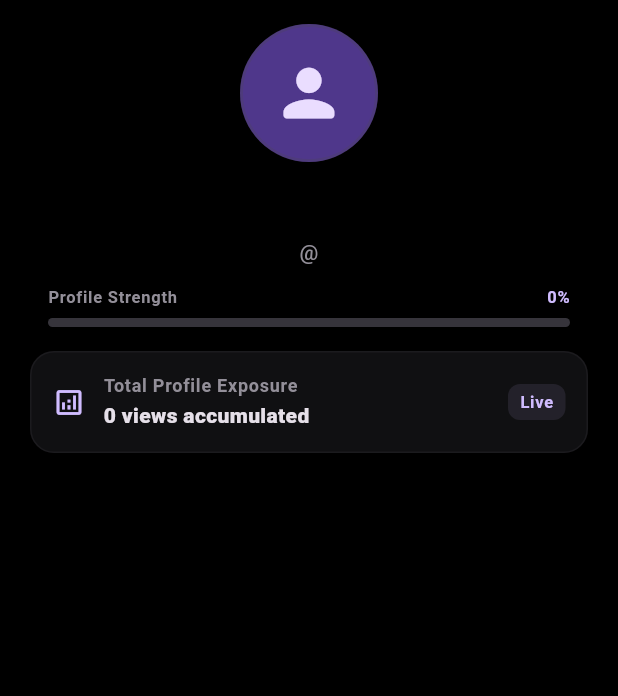
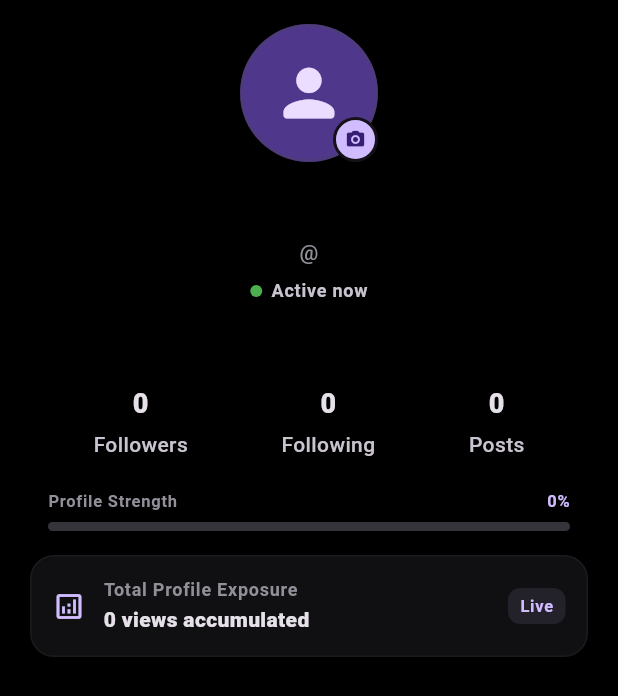
Before and after one commit to ejikelucky590-rgb/empty-wallet-app2, a Flutter app: the ProfileHeader widget shown alone on an empty page, opened directly with empty values, on a phone screen of 412 x 824 dp. Shown: the top 696 px of the screen. Run offline on Flutter 3.47's test engine with Material 3 defaults, Android fonts, the phone set to English and light mode, and no system bars; our stand-ins replace cached_network_image, csc_picker, flutter_secure_storage, go_router, google_fonts, image_picker and 4 more; missing offline and left inert: audio_session; accounts and stored records are empty; network calls fail.

Commit message:
feat: stabilize profile stream architecture and interactive upload hooks

```diff
--- a/lib/controllers/profile_controller.dart
+++ b/lib/controllers/profile_controller.dart
@@ -18,10 +18,9 @@ class PersistentQueue {
       final prefs = await SharedPreferences.getInstance();
       final raw = prefs.getString(_key);
       if (raw == null) return [];
-      final decoded = jsonDecode(raw);
-      return List<Map<String, dynamic>>.from(decoded);
+      return List<Map<String, dynamic>>.from(jsonDecode(raw));
     } catch (e) {
-      debugPrint('🚨 PersistentQueue Load Error: $e');
+      debugPrint('🚨 Cache read failure: $e');
       return [];
     }
   }
@@ -31,7 +30,7 @@ class PersistentQueue {
       final prefs = await SharedPreferences.getInstance();
       await prefs.setString(_key, jsonEncode(data));
     } catch (e) {
-      debugPrint('🚨 PersistentQueue Save Error: $e');
+      debugPrint('🚨 Cache write failure: $e');
     }
   }
 }
@@ -48,79 +47,126 @@ class Backoff {
   void reset() => attempt = 0;
 }
 
-class ProfileController extends ChangeNotifier {
-  static final ProfileController instance = ProfileController._internal();
-  ProfileController._internal();
+class ProfileState {
+  final ProfileModel? profile;
+  final bool loading;
+  final int pending;
+  final double completion;
+  final NetworkState network;
+
+  ProfileState({
+    required this.profile,
+    required this.loading,
+    required this.pending,
+    required this.completion,
+    required this.network,
+  });
+
+  ProfileState copyWith({
+    ProfileModel? profile,
+    bool? loading,
+    int? pending,
+    double? completion,
+    NetworkState? network,
+  }) {
+    return ProfileState(
+      profile: profile ?? this.profile,
+      loading: loading ?? this.loading,
+      pending: pending ?? this.pending,
+      completion: completion ?? this.completion,
+      network: network ?? this.network,
+    );
+  }
+}
+
+class ProfileController {
+  ProfileController._();
+  static final instance = ProfileController._();
 
   final _client = Supabase.instance.client;
   final PersistentQueue _storage = PersistentQueue();
   final Backoff _backoff = Backoff();
 
-  ProfileModel? _profile;
-  ProfileModel? get profile => _profile;
+  final _stream = StreamController<ProfileState>.broadcast();
+  Stream<ProfileState> get stream => _stream.stream;
 
-  NetworkState _network = NetworkState.online;
-  NetworkState get network => _network;
-
-  bool _loading = false;
-  bool get loading => _loading;
+  ProfileState _state = ProfileState(
+    profile: null,
+    loading: false,
+    pending: 0,
+    completion: 0,
+    network: NetworkState.online,
+  );
 
   List<Map<String, dynamic>> _queue = [];
-  int get pending => _queue.length;
+  Timer? _timer;
+  bool _isSyncing = false;
 
-  bool _isSyncing = false; // Single Instance Thread-Storm Guard
-  Timer? _syncTimer;
+  ProfileState get state => _state;
 
-  /// Calculated Profile Strength Scoring Metric
-  double get completionScore {
-    if (_profile == null) return 0.0;
+  void _emit() {
+    _stream.add(_state.copyWith(pending: _queue.length));
+  }
+
+  double _calc(ProfileModel? p) {
+    if (p == null) return 0;
     int score = 0;
 
-    if (_profile!.stageName.trim().isNotEmpty && _profile!.stageName != 'New Creator') score++;
-    if (_profile!.bio.trim().isNotEmpty && _profile!.bio != 'Afrobeat artist • Creative storyteller') score++;
-    if (_profile!.avatarUrl != null && _profile!.avatarUrl!.trim().isNotEmpty) score++;
-    if (_profile!.username.trim().isNotEmpty) score++;
+    if (p.stageName.trim().isNotEmpty && p.stageName != 'New Creator') score++;
+    if (p.bio.trim().isNotEmpty && p.bio != 'Afrobeat artist • Producer • Creative storyteller') score++;
+    if (p.avatarUrl?.isNotEmpty == true) score++;
+    if (p.username.trim().isNotEmpty) score++;
 
     return score / 4;
   }
 
   Future<void> init() async {
     _queue = await _storage.load();
-    _startSyncEngine();
     await syncProfile();
+    _startSync();
   }
 
   Future<void> syncProfile() async {
     final user = _client.auth.currentUser;
     if (user == null) return;
 
-    _loading = true;
-    notifyListeners();
+    _state = _state.copyWith(loading: true);
+    _emit();
 
     try {
       final data = await _client.from('profiles').select().eq('id', user.id).maybeSingle();
       if (data != null) {
-        _profile = ProfileModel.fromMap(data, user.email?.split('@')[0] ?? "user");
+        _state = _state.copyWith(
+          profile: ProfileModel.fromMap(data, user.email?.split('@')[0] ?? "user"),
+        );
+        _state = _state.copyWith(completion: _calc(_state.profile));
       }
     } catch (e) {
-      debugPrint('⚠️ Fetch error or profile offline: $e');
+      debugPrint('⚠️ Network loading background delay: $e');
     } finally {
-      _loading = false;
-      notifyListeners();
+      _state = _state.copyWith(loading: false);
+      _emit();
     }
   }
 
-  void _optimisticUpdate(Map<String, dynamic> patch) {
-    if (_profile == null) return;
-    _profile = _profile!.copyWith(
-      stageName: patch["stage_name"] ?? _profile!.stageName,
-      bio: patch["bio"] ?? _profile!.bio,
-      avatarUrl: patch["avatar_url"] ?? _profile!.avatarUrl,
+  void _optimistic(Map<String, dynamic> patch) {
+    final p = _state.profile;
+    if (p == null) return;
+
+    final updated = p.copyWith(
+      stageName: patch["stage_name"] ?? p.stageName,
+      bio: patch["bio"] ?? p.bio,
+      avatarUrl: patch["avatar_url"] ?? p.avatarUrl,
     );
-    notifyListeners();
+
+    _state = _state.copyWith(
+      profile: updated,
+      completion: _calc(updated),
+    );
+    _emit();
   }
 
-  Future<void> saveProfile({
+  Future<void> save({
     required String stageName,
     required String bio,
     String? avatarUrl,
@@ -129,40 +175,53 @@ class ProfileController extends ChangeNotifier {
     if (user == null) return;
 
     final payload = {
-      "id": user.id,
       "stage_name": stageName,
       "bio": bio,
-      "avatar_url": avatarUrl,
+      "avatar_url": avatarUrl ?? _state.profile?.avatarUrl,
       "timestamp": DateTime.now().millisecondsSinceEpoch,
     };
 
-    // 1. Fire Optimistic UI change instantly
-    _optimisticUpdate(payload);
-
-    // 2. Commit payload to local disk database queue safely
+    _optimistic(payload);
     _queue.add(payload);
     await _storage.save(_queue);
+    _sync();
+  }
 
-    // 3. Request immediate execution sweep pass safely
-    _syncNow();
+  Future<bool> handleAvatarUpload(File file) async {
+    _state = _state.copyWith(loading: true);
+    _emit();
+
+    final publicUrl = await uploadImage(file);
+    if (publicUrl != null) {
+      if (_state.profile != null) {
+        await save(
+          stageName: _state.profile!.stageName,
+          bio: _state.profile!.bio,
+          avatarUrl: publicUrl,
+        );
+      }
+      return true;
+    }
+
+    _state = _state.copyWith(loading: false);
+    _emit();
+    return false;
   }
 
   Future<String?> uploadImage(File file) async {
     try {
       final user = _client.auth.currentUser;
       if (user == null) return null;
-
       final path = "avatars/${user.id}/${DateTime.now().millisecondsSinceEpoch}.jpg";
       await _client.storage.from('avatars').upload(path, file);
-      return _client.storage.from('avatars').getPublicUrl(path);
+      return _client.clientUrl + '/storage/v1/object/public/avatars/' + path;
     } catch (e) {
-      debugPrint('🚨 Storage Upload Error: $e');
+      debugPrint('🚨 Upload error: $e');
       return null;
     }
   }
 
-  /// Thread Safe Core Execution Sync Engine Pass
-  Future<void> _syncNow() async {
+  Future<void> _sync() async {
     if (_isSyncing || _queue.isEmpty) return;
     final user = _client.auth.currentUser;
     if (user == null) return;
@@ -178,47 +237,37 @@ class ProfileController extends ChangeNotifier {
         "updated_at": DateTime.now().toIso8601String(),
       }).eq('id', user.id);
 
-      // On successful database response, trim the persistent array layout
       _queue.removeAt(0);
       await _storage.save(_queue);
       _backoff.reset();
 
       _isSyncing = false;
-      notifyListeners();
+      _emit();
 
-      // Chain process remaining backlog targets sequentially down the pipeline
       if (_queue.isNotEmpty) {
-        _syncNow();
+        await _sync();
       }
     } catch (e) {
       _isSyncing = false;
-      debugPrint('⚠️ Sync delayed, retry backoff sequence triggered: $e');
-
-      final delay = _backoff.nextDelay();
-      _syncTimer?.cancel();
-      _syncTimer = Timer(delay, _syncNow);
+      _timer?.cancel();
+      _timer = Timer(_backoff.nextDelay(), _sync);
     }
   }
 
-  void _startSyncEngine() {
-    Timer.periodic(const Duration(seconds: 15), (_) async {
-      if (_queue.isNotEmpty && !_isSyncing) {
-        await _syncNow();
-      }
+  void _startSync() {
+    _timer = Timer.periodic(const Duration(seconds: 15), (_) {
+      if (_queue.isNotEmpty && !_isSyncing) _sync();
     });
   }
 
   void setNetwork(NetworkState state) {
-    _network = state;
-    if (_network == NetworkState.online) {
-      _syncNow();
-    }
-    notifyListeners();
+    _state = _state.copyWith(network: state);
+    if (state == NetworkState.online) _sync();
+    _emit();
   }
 
-  @override
   void dispose() {
-    _syncTimer?.cancel();
-    super.dispose();
+    _timer?.cancel();
+    _stream.close();
   }
 }
--- a/lib/widgets/profile/profile_edit_sheet.dart
+++ b/lib/widgets/profile/profile_edit_sheet.dart
@@ -18,7 +18,7 @@ class _ProfileEditSheetState extends State<ProfileEditSheet> {
   @override
   void initState() {
     super.initState();
-    final current = _controller.profile;
+    final current = _controller.state.profile;
     _stageNameController = TextEditingController(text: current?.stageName ?? '');
     _bioController = TextEditingController(text: current?.bio ?? '');
   }
@@ -35,7 +35,7 @@ class _ProfileEditSheetState extends State<ProfileEditSheet> {
 
     Navigator.pop(context);
 
-    await _controller.saveProfile(
+    await _controller.save(
       stageName: _stageNameController.text.trim(),
       bio: _bioController.text.trim(),
     );
--- a/lib/widgets/profile/profile_header.dart
+++ b/lib/widgets/profile/profile_header.dart
@@ -1,4 +1,6 @@
+import 'dart:io';
 import 'package:flutter/material.dart';
+import 'package:image_picker/image_picker.dart';
 import '../../models/profile_model.dart';
 import '../../controllers/profile_controller.dart';
 import 'cached_profile_avatar.dart';
@@ -11,58 +13,145 @@ class ProfileHeader extends StatelessWidget {
     required this.profile,
   });
 
+  String _format(int v) {
+    if (v >= 1000000) return '${(v / 1000000).toStringAsFixed(1)}M';
+    if (v >= 1000) return '${(v / 1000).toStringAsFixed(1)}K';
+    return v.toString();
+  }
+
+  Future<void> _pickAndUploadAvatar(BuildContext context) async {
+    final picker = ImagePicker();
+    try {
+      final XFile? pickedFile = await picker.pickImage(
+        source: ImageSource.gallery,
+        imageQuality: 75,
+        maxWidth: 500,
+      );
+
+      if (pickedFile == null) return;
+
+      final success = await ProfileController.instance.handleAvatarUpload(File(pickedFile.path));
+
+      if (context.mounted) {
+        ScaffoldMessenger.of(context).showSnackBar(
+          SnackBar(
+            content: Text(success ? 'Avatar uploaded successfully!' : 'Saved locally. Syncing in background...'),
+            backgroundColor: success ? Colors.green : Colors.amber[800],
+          ),
+        );
+      }
+    } catch (e) {
+      if (context.mounted) {
+        ScaffoldMessenger.of(context).showSnackBar(
+          SnackBar(content: Text('Error accessing library: $e'), backgroundColor: Colors.redAccent),
+        );
+      }
+    }
+  }
+
   @override
   Widget build(BuildContext context) {
     final theme = Theme.of(context);
     final colors = theme.colorScheme;
-    final controller = ProfileController.instance;
 
-    return AnimatedBuilder(
-      animation: controller,
-      builder: (context, _) {
-        // Read live from the controller to make optimistic updates work instantly
-        final liveProfile = controller.profile ?? profile;
-        final completionScore = controller.completionScore;
+    return StreamBuilder<ProfileState>(
+      stream: ProfileController.instance.stream,
+      builder: (context, snapshot) {
+        final state = snapshot.data ?? ProfileController.instance.state;
+        final p = state.profile ?? profile;
 
         return Column(
           children: [
             const SizedBox(height: 16),
 
-            /// AVATAR (cached + performant)
-            CachedProfileAvatar(
-              avatarUrl: liveProfile.avatarUrl,
-              radius: 46,
+            /// IMAGE SELECTOR INTERACTION PIPELINE
+            GestureDetector(
+              onTap: () => _pickAndUploadAvatar(context),
+              child: Stack(
+                children: [
+                  Opacity(
+                    opacity: state.loading ? 0.6 : 1.0,
+                    child: CachedProfileAvatar(
+                      avatarUrl: p.avatarUrl,
+                      radius: 46,
+                    ),
+                  ),
+                  if (state.loading)
+                    const Positioned.fill(
+                      child: Center(child: CircularProgressIndicator(strokeWidth: 3)),
+                    ),
+                  Positioned(
+                    bottom: 0,
+                    right: 0,
+                    child: Container(
+                      padding: const EdgeInsets.all(6),
+                      decoration: BoxDecoration(
+                        color: colors.primary,
+                        shape: BoxShape.circle,
+                        border: Border.all(color: colors.surface, width: 2),
+                      ),
+                      child: Icon(Icons.camera_alt_rounded, size: 14, color: colors.onPrimary),
+                    ),
+                  ),
+                ],
+              ),
             ),
 
             const SizedBox(height: 14),
 
-            /// NAME
             Text(
-              liveProfile.stageName,
+              p.stageName,
               maxLines: 1,
               overflow: TextOverflow.ellipsis,
-              style: theme.textTheme.headlineSmall?.copyWith(
-                fontWeight: FontWeight.w800,
-                letterSpacing: -0.4,
-              ),
+              style: theme.textTheme.headlineSmall?.copyWith(fontWeight: FontWeight.w800, letterSpacing: -0.4),
             ),
 
             const SizedBox(height: 4),
 
-            /// USERNAME
             Text(
-              '@${liveProfile.username}',
+              '@${p.username}',
               maxLines: 1,
               overflow: TextOverflow.ellipsis,
-              style: TextStyle(
-                color: colors.outline,
-                fontWeight: FontWeight.w500,
-              ),
+              style: TextStyle(color: colors.outline, fontWeight: FontWeight.w500),
+            ),
+
+            const SizedBox(height: 8),
+
+            Row(
+              mainAxisAlignment: MainAxisAlignment.center,
+              children: [
+                Container(width: 8, height: 8, decoration: const BoxDecoration(color: Colors.green, shape: BoxShape.circle)),
+                const SizedBox(width: 6),
+                Text('Active now', style: theme.textTheme.labelMedium?.copyWith(color: colors.onSurfaceVariant, fontWeight: FontWeight.w600)),
+              ],
             ),
 
             const SizedBox(height: 12),
 
-            /// PROFILE STRENGTH (REACTIVE)
+            ConstrainedBox(
+              constraints: const BoxConstraints(maxWidth: 320),
+              child: Text(
+                p.bio,
+                maxLines: 4,
+                overflow: TextOverflow.ellipsis,
+                textAlign: TextAlign.center,
+                style: TextStyle(color: colors.onSurfaceVariant, height: 1.5, fontWeight: FontWeight.w500),
+              ),
+            ),
+
+            const SizedBox(height: 20),
+
+            Row(
+              mainAxisAlignment: MainAxisAlignment.spaceEvenly,
+              children: [
+                _StatItem(value: _format(p.followersCount), label: 'Followers'),
+                _StatItem(value: _format(p.followingCount), label: 'Following'),
+                _StatItem(value: _format(p.postsCount), label: 'Posts'),
+              ],
+            ),
+
+            const SizedBox(height: 20),
+
             Padding(
               padding: const EdgeInsets.symmetric(horizontal: 32),
               child: Column(
@@ -70,34 +159,18 @@ class ProfileHeader extends StatelessWidget {
                   Row(
                     mainAxisAlignment: MainAxisAlignment.spaceBetween,
                     children: [
-                      Text(
-                        'Profile Strength',
-                        style: theme.textTheme.labelSmall?.copyWith(
-                          color: colors.outline,
-                          fontWeight: FontWeight.bold,
-                        ),
-                      ),
-                      Text(
-                        '${(completionScore * 100).toInt()}%',
-                        style: theme.textTheme.labelSmall?.copyWith(
-                          color: colors.primary,
-                          fontWeight: FontWeight.bold,
-                        ),
-                      ),
+                      Text('Profile Strength', style: theme.textTheme.labelSmall?.copyWith(color: colors.outline, fontWeight: FontWeight.bold)),
+                      Text('${(state.completion * 100).toInt()}%', style: theme.textTheme.labelSmall?.copyWith(color: colors.primary, fontWeight: FontWeight.bold)),
                     ],
                   ),
                   const SizedBox(height: 6),
                   ClipRRect(
                     borderRadius: BorderRadius.circular(999),
                     child: LinearProgressIndicator(
-                      value: completionScore,
+                      value: state.completion,
                       minHeight: 6,
                       backgroundColor: colors.surfaceContainerHighest,
-                      valueColor: AlwaysStoppedAnimation<Color>(
-                        completionScore >= 1.0
-                            ? Colors.green
-                            : colors.primary,
-                      ),
+                      valueColor: AlwaysStoppedAnimation<Color>(state.completion >= 1.0 ? Colors.green : colors.primary),
                     ),
                   ),
                 ],
@@ -106,7 +179,6 @@ class ProfileHeader extends StatelessWidget {
 
             const SizedBox(height: 16),
 
-            /// ANALYTICS PANEL
             Padding(
               padding: const EdgeInsets.symmetric(horizontal: 20),
               child: Container(
@@ -115,52 +187,26 @@ class ProfileHeader extends StatelessWidget {
                 decoration: BoxDecoration(
                   color: colors.surfaceContainerHighest.withValues(alpha: 0.3),
                   borderRadius: BorderRadius.circular(16),
-                  border: Border.all(
-                    color: colors.outlineVariant.withValues(alpha: 0.2),
-                  ),
+                  border: Border.all(color: colors.outlineVariant.withValues(alpha: 0.2)),
                 ),
                 child: Row(
                   children: [
-                    Icon(Icons.analytics_outlined,
-                        color: colors.primary, size: 22),
+                    Icon(Icons.analytics_outlined, color: colors.primary, size: 22),
                     const SizedBox(width: 12),
                     Expanded(
                       child: Column(
                         crossAxisAlignment: CrossAxisAlignment.start,
                         children: [
-                          Text(
-                            'Total Profile Exposure',
-                            style: theme.textTheme.labelMedium?.copyWith(
-                              color: colors.outline,
-                              fontWeight: FontWeight.w600,
-                            ),
-                          ),
+                          Text('Total Profile Exposure', style: theme.textTheme.labelMedium?.copyWith(color: colors.outline, fontWeight: FontWeight.w600)),
                           const SizedBox(height: 2),
-                          Text(
-                            '${liveProfile.profileViews} views accumulated',
-                            style: theme.textTheme.bodyMedium?.copyWith(
-                              fontWeight: FontWeight.w800,
-                            ),
-                          ),
+                          Text('${p.profileViews} views accumulated', style: theme.textTheme.bodyMedium?.copyWith(fontWeight: FontWeight.w800)),
                         ],
                       ),
                     ),
-
-                    /// LIVE BADGE
                     Container(
-                      padding: const EdgeInsets.symmetric(
-                          horizontal: 8, vertical: 4),
-                      decoration: BoxDecoration(
-                        color: colors.primary.withValues(alpha: 0.1),
-                        borderRadius: BorderRadius.circular(8),
-                      ),
-                      child: Text(
-                        'Live',
-                        style: theme.textTheme.labelSmall?.copyWith(
-                          color: colors.primary,
-                          fontWeight: FontWeight.bold,
-                        ),
-                      ),
+                      padding: const EdgeInsets.symmetric(horizontal: 8, vertical: 4),
+                      decoration: BoxDecoration(color: colors.primary.withValues(alpha: 0.1), borderRadius: BorderRadius.circular(8)),
+                      child: Text('Live', style: theme.textTheme.labelSmall?.copyWith(color: colors.primary, fontWeight: FontWeight.bold)),
                     ),
                   ],
                 ),
@@ -172,3 +218,22 @@ class ProfileHeader extends StatelessWidget {
     );
   }
 }
+
+class _StatItem extends StatelessWidget {
+  final String value;
+  final String label;
+
+  const _StatItem({required this.value, required this.label});
+
+  @override
+  Widget build(BuildContext context) {
+    final colors = Theme.of(context).colorScheme;
+    return Column(
+      children: [
+        Text(value, style: const TextStyle(fontSize: 18, fontWeight: FontWeight.w800)),
+        const SizedBox(height: 4),
+        Text(label, style: TextStyle(color: colors.onSurfaceVariant, fontWeight: FontWeight.w500)),
+      ],
+    );
+  }
+}
```
Also changed, not shown: lib/screens/artist_profile_screen.dart (+88 -29 lines).
